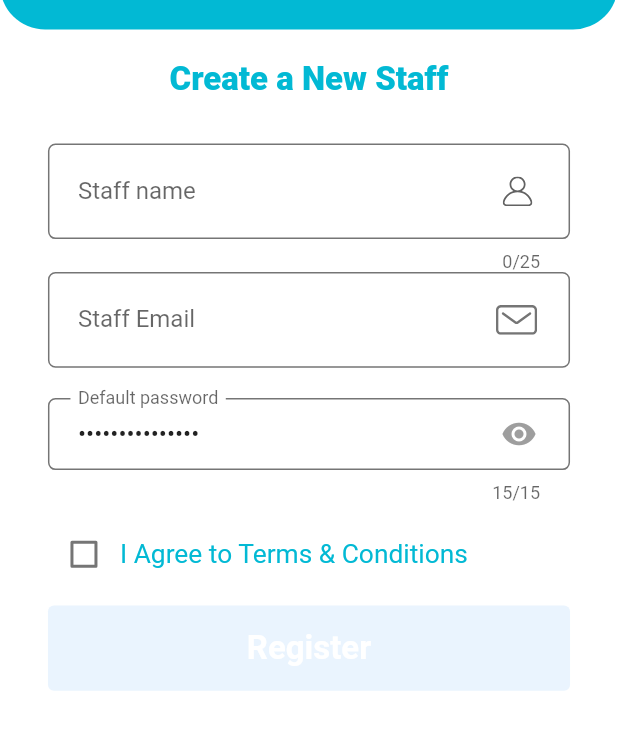
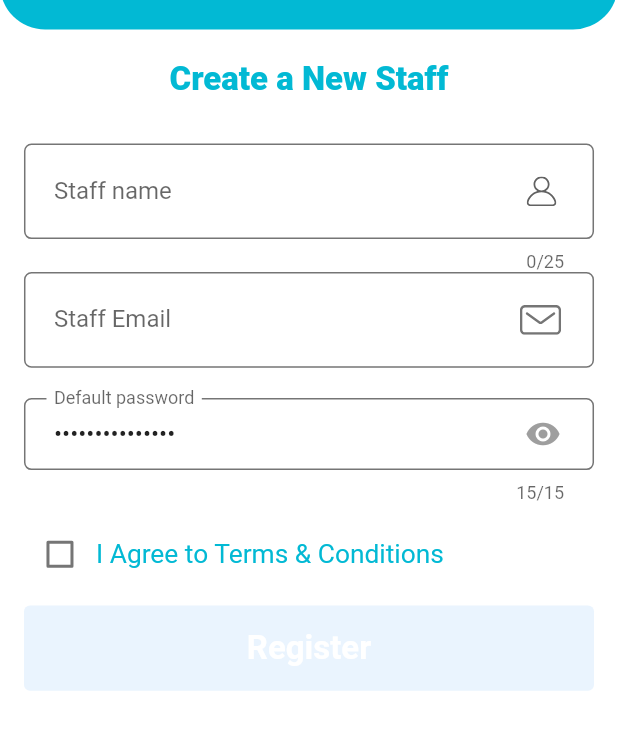
Before and after one commit to yuviSomavamshi/traciex-flutter, a Flutter app: the MyStaffList screen opened directly, after a tap on the "add" icon, on a phone screen of 412 x 824 dp, the part 155-905 px from its top. Run offline on Flutter 3.47's test engine with Material 2 defaults, Android fonts, the phone set to English and light mode, and no system bars; our stand-ins replace dio, dropdown_formfield, flutter_spinkit, flutter_svg, image_cropper, image_picker and 4 more; missing offline and left inert: circular_countdown, encrypt, flutter_socket_io, poller, qr_code_scanner, time_formatter; accounts and stored records are empty; network calls fail; Roboto replaces fonts that are missing (Poppins); statements that could not run were skipped.

Commit message:
updated the paddings

```diff
--- a/lib/screens/home/customer/screens/add_location.dart
+++ b/lib/screens/home/customer/screens/add_location.dart
@@ -21,7 +21,7 @@ class RegisterLocation extends StatelessWidget {
             slivers: <Widget>[
               buildHeader(screenHeight),
               SliverPadding(
-                  padding: const EdgeInsets.symmetric(horizontal: 10.0),
+                  padding: const EdgeInsets.symmetric(horizontal: 5.0),
                   sliver: SliverToBoxAdapter(
                       child: Column(
                     children: [
@@ -56,7 +56,7 @@ class _LocationRegFormState extends State<LocationRegForm> {
         key: _formKey,
         child: Padding(
           padding:
-              EdgeInsets.symmetric(horizontal: getProportionateScreenWidth(20)),
+              EdgeInsets.symmetric(horizontal: getProportionateScreenWidth(10)),
           child: Column(
             children: [
               _buildFirstNameFormField(),
--- a/lib/screens/home/customer/screens/add_staff.dart
+++ b/lib/screens/home/customer/screens/add_staff.dart
@@ -26,7 +26,7 @@ class RegisterStaff extends StatelessWidget {
             slivers: <Widget>[
               buildHeader(screenHeight),
               SliverPadding(
-                  padding: const EdgeInsets.symmetric(horizontal: 10.0),
+                  padding: const EdgeInsets.symmetric(horizontal: 5.0),
                   sliver: SliverToBoxAdapter(
                       child: Column(
                     children: [
@@ -78,7 +78,7 @@ class _StaffRegFormState extends State<StaffRegForm> {
       key: _formKey,
       child: Padding(
         padding:
-            EdgeInsets.symmetric(horizontal: getProportionateScreenWidth(20)),
+            EdgeInsets.symmetric(horizontal: getProportionateScreenWidth(10)),
         child: Column(
           children: [
             buildFirstNameFormField(),
--- a/lib/screens/home/customer/screens/my_locations.dart
+++ b/lib/screens/home/customer/screens/my_locations.dart
@@ -43,10 +43,10 @@ class _LocationHomeScreenBodyState extends State<LocationHomeScreenBody>
                   slivers: <Widget>[
                     buildHeader(screenHeight),
                     SliverPadding(
-                      padding: const EdgeInsets.symmetric(horizontal: 10.0),
+                      padding: const EdgeInsets.symmetric(horizontal: 5.0),
                       sliver: SliverToBoxAdapter(
                         child: Padding(
-                            padding: EdgeInsets.symmetric(horizontal: 10),
+                            padding: EdgeInsets.symmetric(horizontal: 5),
                             child: Column(
                               children: [
                                 SizedBox(height: 20),
@@ -204,7 +204,7 @@ class LocationQRCodeCard extends StatelessWidget {
       children: [
         Container(
           alignment: Alignment.center,
-          padding: EdgeInsets.all(15),
+          padding: EdgeInsets.all(10),
           decoration: BoxDecoration(
             border: Border.all(color: Color(0XFFDADADA), width: 2),
             borderRadius: BorderRadius.circular(10),
--- a/lib/screens/home/customer/screens/my_staff.dart
+++ b/lib/screens/home/customer/screens/my_staff.dart
@@ -45,12 +45,12 @@ class _MyStaffListState extends State<MyStaffList> {
                   slivers: <Widget>[
                     buildHeader(screenHeight),
                     SliverPadding(
-                        padding: const EdgeInsets.symmetric(horizontal: 10.0),
+                        padding: const EdgeInsets.symmetric(horizontal: 5.0),
                         sliver: SliverToBoxAdapter(
                             child: (snapshot.data.length > 0)
                                 ? Padding(
                                     padding:
-                                        EdgeInsets.symmetric(horizontal: 10),
+                                        EdgeInsets.symmetric(horizontal: 5),
                                     child: Column(children: [
                                       SizedBox(height: 20),
                                       Text("My Staff",
@@ -172,7 +172,7 @@ class StaffCard extends StatelessWidget {
       children: [
         Container(
           alignment: Alignment.center,
-          padding: EdgeInsets.all(15),
+          padding: EdgeInsets.all(10),
           decoration: BoxDecoration(
             border: Border.all(color: Color(0XFFDADADA), width: 2),
             borderRadius: BorderRadius.circular(10),
@@ -187,7 +187,7 @@ class StaffCard extends StatelessWidget {
                   child: SvgPicture.asset('assets/images/staff_member.svg',
                       width: 45, height: 45)),
               SizedBox(
-                width: 10,
+                width: 5,
               ),
               Container(
                   width: getProportionateScreenWidth(200),
--- a/lib/screens/home/patient/screens/add_patient.dart
+++ b/lib/screens/home/patient/screens/add_patient.dart
@@ -23,7 +23,7 @@ class RegisterPatient extends StatelessWidget {
             slivers: <Widget>[
               buildHeader(screenHeight),
               SliverPadding(
-                  padding: const EdgeInsets.symmetric(horizontal: 10.0),
+                  padding: const EdgeInsets.symmetric(horizontal: 5.0),
                   sliver: SliverToBoxAdapter(
                       child: Column(
                     children: [
@@ -71,7 +71,7 @@ class _PatientRegFormState extends State<PatientRegForm> {
       key: _formKey,
       child: Padding(
         padding:
-            EdgeInsets.symmetric(horizontal: getProportionateScreenWidth(20)),
+            EdgeInsets.symmetric(horizontal: getProportionateScreenWidth(10)),
         child: Column(
           children: [
             buildPassportFormField(),
--- a/pubspec.yaml
+++ b/pubspec.yaml
@@ -15,7 +15,7 @@ publish_to: "none" # Remove this line if you wish to publish to pub.dev
 # In iOS, build-name is used as CFBundleShortVersionString while build-number used as CFBundleVersion.
 # Read more about iOS versioning at
 # https://developer.apple.com/library/archive/documentation/General/Reference/InfoPlistKeyReference/Articles/CoreFoundationKeys.html
-version: 1.0.0+2
+version: 1.0.0+3
 
 environment:
   sdk: ">=2.7.0 <3.0.0"
```
Also changed, not shown: 3 other files.
